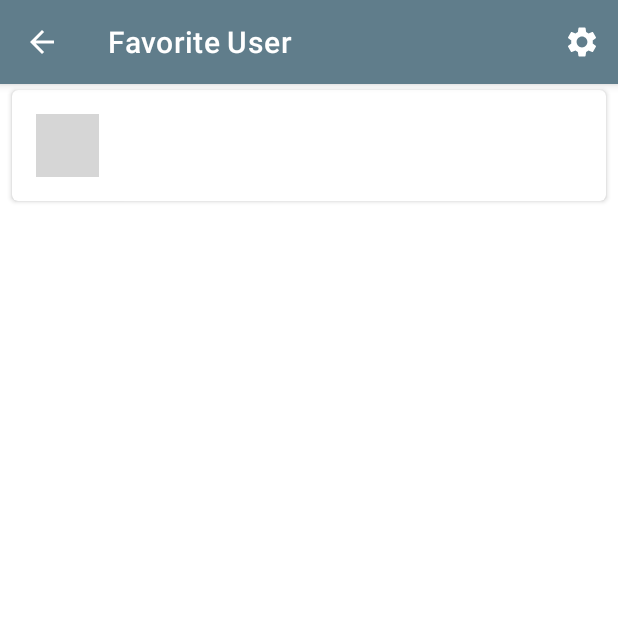
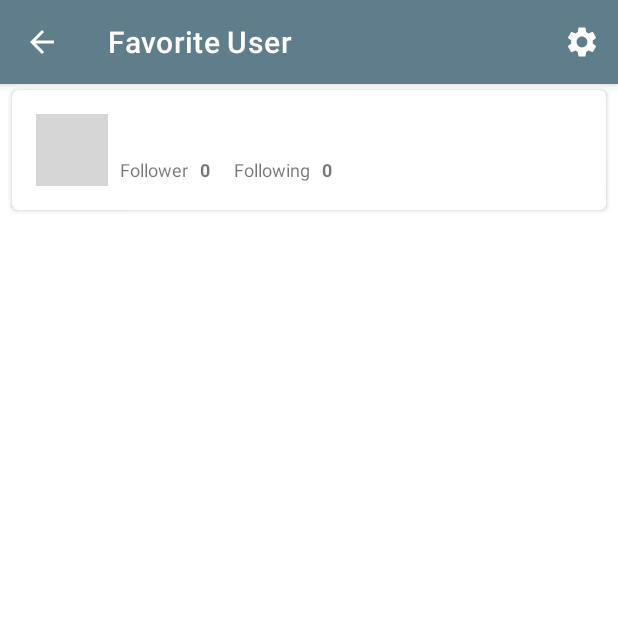
Before and after one commit to rizkidarmawanrpl/GithubUserApp, an Android app: the FavoriteActivity screen opened directly, with no data from a screen before it, on a phone screen of 412 x 824 dp, the top half of it. Run offline under Robolectric (Android 15) with nearby library versions, the phone set to English and light mode, and no system bars; our stand-ins replace Room's generated code; plain views replace CircularImageView; pictures from the network do not load; grey boxes are pictures that could not be loaded.

Commit message:
Commit update favorite manage fix

```diff
--- a/app/build.gradle
+++ b/app/build.gradle
@@ -58,7 +58,7 @@ dependencies {
     implementation "androidx.lifecycle:lifecycle-viewmodel-ktx:2.4.0"
     implementation 'androidx.lifecycle:lifecycle-livedata-ktx:2.4.0'
     implementation "androidx.activity:activity-ktx:1.4.0"
-    implementation 'androidx.room:room-runtime:2.3.0'
-    kapt 'androidx.room:room-compiler:2.3.0'
+    implementation 'androidx.room:room-runtime:2.4.0'
+    kapt 'androidx.room:room-compiler:2.4.0'
     implementation 'androidx.datastore:datastore-preferences:1.0.0'
 }
--- a/app/src/main/java/com/erdeprof/githubuserapp/ApiService.kt
+++ b/app/src/main/java/com/erdeprof/githubuserapp/ApiService.kt
@@ -29,6 +29,6 @@ interface ApiService {
     ): Call<List<UserFollowerResponseItem>>
 
     companion object {
-        private const val TOKEN = "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"
+        private const val TOKEN = "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"
     }
 }
--- a/app/src/main/java/com/erdeprof/githubuserapp/database/FavoriteDao.kt
+++ b/app/src/main/java/com/erdeprof/githubuserapp/database/FavoriteDao.kt
@@ -5,14 +5,18 @@ import androidx.room.*
 
 @Dao
 interface FavoriteDao {
-    @Insert(onConflict = OnConflictStrategy.IGNORE)
+    @Insert(onConflict = OnConflictStrategy.ABORT)
     fun insert(favorite: Favorite)
 
     @Update
     fun update(favorite: Favorite)
+
     @Delete
     fun delete(favorite: Favorite)
 
     @Query("SELECT * FROM favorite ORDER BY id ASC")
     fun getAllFavorites(): LiveData<List<Favorite>>
+
+    @Query("SELECT * FROM favorite WHERE username = :username LIMIT 1")
+    fun getByUsername(username: String): LiveData<List<Favorite>>
 }
--- a/app/src/main/java/com/erdeprof/githubuserapp/repository/FavoriteRepository.kt
+++ b/app/src/main/java/com/erdeprof/githubuserapp/repository/FavoriteRepository.kt
@@ -19,6 +19,8 @@ class FavoriteRepository(application: Application) {
 
     fun getAllFavorites(): LiveData<List<Favorite>> = mFavoritesDao.getAllFavorites()
 
+    fun getByUsername(username: String): LiveData<List<Favorite>> = mFavoritesDao.getByUsername(username)
+
     fun insert(favorite: Favorite) {
         executorService.execute { mFavoritesDao.insert(favorite) }
     }
--- a/app/src/main/java/com/erdeprof/githubuserapp/ui/main/FavoriteAdapter.kt
+++ b/app/src/main/java/com/erdeprof/githubuserapp/ui/main/FavoriteAdapter.kt
@@ -48,6 +48,8 @@ class FavoriteAdapter : RecyclerView.Adapter<FavoriteAdapter.FavoriteViewHolder>
                 Glide.with(holder.itemView.context)
                     .load(favorite.avatar_url)
                     .into(imgItemAvatar)
+                tvItemFollowerValue.text = favorite.follower.toString()
+                tvItemFollowingValue.text = favorite.following.toString()
                 cardView.setOnClickListener {
                     val intent = Intent(it.context, DetailUserActivity::class.java)
                     intent.putExtra(DetailUserActivity.EXTRA_USER, user)
--- a/app/src/main/java/com/erdeprof/githubuserapp/ui/main/FavoriteViewModel.kt
+++ b/app/src/main/java/com/erdeprof/githubuserapp/ui/main/FavoriteViewModel.kt
@@ -10,4 +10,6 @@ class FavoriteViewModel(application: Application) : ViewModel() {
     private val mFavoriteRepository: FavoriteRepository = FavoriteRepository(application)
 
     fun getAllFavorites(): LiveData<List<Favorite>> = mFavoriteRepository.getAllFavorites()
+
+    fun getByUsername(username: String): LiveData<List<Favorite>> = mFavoriteRepository.getByUsername(username)
 }
--- a/app/src/main/res/layout/item_favorite.xml
+++ b/app/src/main/res/layout/item_favorite.xml
@@ -19,8 +19,8 @@
 
         <com.mikhaellopez.circularimageview.CircularImageView
             android:id="@+id/img_item_avatar"
-            android:layout_width="42dp"
-            android:layout_height="42dp"
+            android:layout_width="48dp"
+            android:layout_height="48dp"
             android:layout_marginStart="8dp"
             android:layout_marginTop="8dp"
             android:layout_marginBottom="8dp"
@@ -39,11 +39,68 @@
             android:layout_toEndOf="@id/img_item_avatar"
             android:textSize="16sp"
             android:textStyle="bold"
-            card_view:layout_constraintBottom_toBottomOf="@+id/img_item_avatar"
             card_view:layout_constraintEnd_toEndOf="parent"
             card_view:layout_constraintStart_toEndOf="@+id/img_item_avatar"
             card_view:layout_constraintTop_toTopOf="@+id/img_item_avatar"
             tools:text="@string/my_name" />
 
+        <TextView
+            android:id="@+id/tv_item_follower_text"
+            style="@style/TextContent"
+            android:layout_width="0dp"
+            android:layout_height="wrap_content"
+            android:layout_marginStart="8dp"
+            android:layout_marginTop="4dp"
+            android:layout_toEndOf="@id/img_item_avatar"
+            android:text="@string/follower_text"
+            android:textSize="12sp"
+            card_view:layout_constraintBottom_toBottomOf="@+id/img_item_avatar"
+            card_view:layout_constraintStart_toEndOf="@+id/img_item_avatar"
+            card_view:layout_constraintTop_toBottomOf="@+id/tv_item_name" />
+
+        <TextView
+            android:id="@+id/tv_item_follower_value"
+            style="@style/TextContent"
+            android:layout_width="0dp"
+            android:layout_height="wrap_content"
+            android:layout_marginStart="8dp"
+            android:layout_marginTop="4dp"
+            android:layout_toEndOf="@id/img_item_avatar"
+            android:textSize="12sp"
+            android:textStyle="bold"
+            card_view:layout_constraintBottom_toBottomOf="@+id/img_item_avatar"
+            card_view:layout_constraintStart_toEndOf="@+id/tv_item_follower_text"
+            card_view:layout_constraintTop_toBottomOf="@+id/tv_item_name"
+            tools:text="@string/follower_value" />
+
+        <TextView
+            android:id="@+id/tv_item_following_text"
+            style="@style/TextContent"
+            android:layout_width="0dp"
+            android:layout_height="wrap_content"
+            android:layout_marginStart="16dp"
+            android:layout_marginTop="4dp"
+            android:layout_toEndOf="@id/img_item_avatar"
+            android:text="@string/following_text"
+            android:textSize="12sp"
+            card_view:layout_constraintBottom_toBottomOf="@+id/img_item_avatar"
+            card_view:layout_constraintStart_toEndOf="@+id/tv_item_follower_value"
+            card_view:layout_constraintTop_toBottomOf="@+id/tv_item_name" />
+
+        <TextView
+            android:id="@+id/tv_item_following_value"
+            style="@style/TextContent"
+            android:layout_width="0dp"
+            android:layout_height="wrap_content"
+            android:layout_marginStart="8dp"
+            android:layout_marginTop="4dp"
+            android:layout_toEndOf="@id/img_item_avatar"
+            android:textSize="12sp"
+            android:textStyle="bold"
+            card_view:layout_constraintBottom_toBottomOf="@+id/img_item_avatar"
+            card_view:layout_constraintStart_toEndOf="@+id/tv_item_following_text"
+            card_view:layout_constraintTop_toBottomOf="@+id/tv_item_name"
+            tools:text="@string/following_value" />
+
     </androidx.constraintlayout.widget.ConstraintLayout>
 </androidx.cardview.widget.CardView>
--- a/app/src/main/res/values/strings.xml
+++ b/app/src/main/res/values/strings.xml
@@ -35,7 +35,7 @@
     <string name="yes">Ya</string>
     <string name="no">Tidak</string>
     <string name="message_cancel">Apakah Anda ingin membatalkan perubahan item favorite?</string>
-    <string name="message_delete">Apakah Anda yakin ingin menghapus item ini?</string>
+    <string name="message_delete">Apakah Anda yakin ingin menghapus item ini dari daftar favorite?</string>
     <string name="added">Satu item berhasil difavoritkan</string>
     <string name="changed">Satu item berhasil diubah</string>
     <string name="deleted">Satu item berhasil dihapus dari daftar favorit</string>
```
Also changed, not shown: app/src/main/java/com/erdeprof/githubuserapp/DetailUserActivity.kt (+35 -14 lines).
